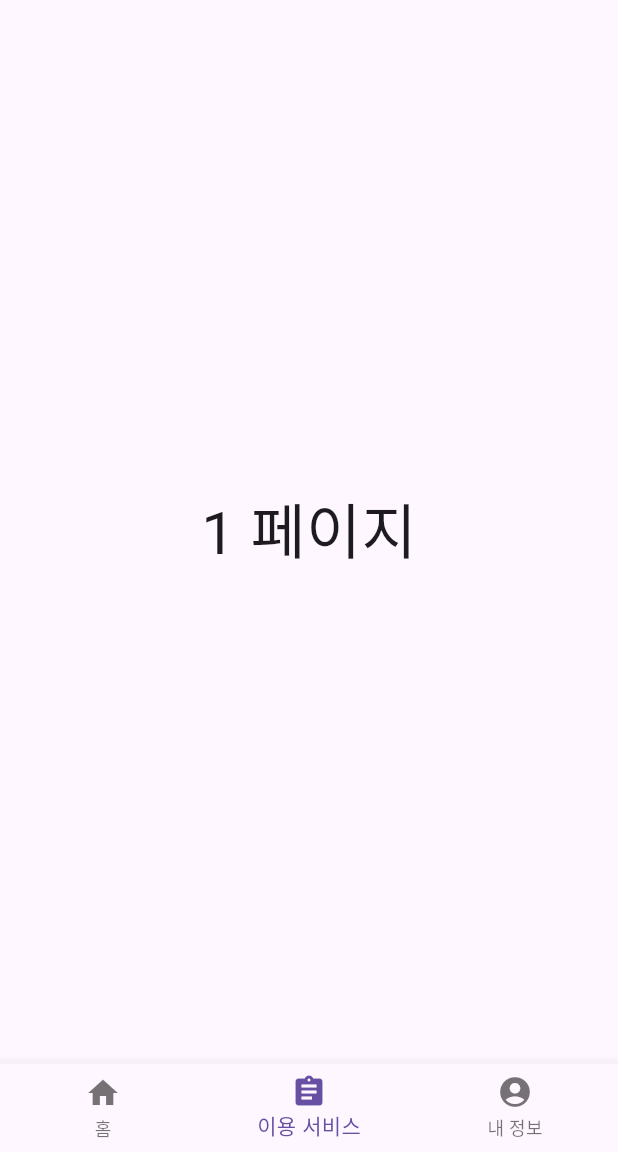
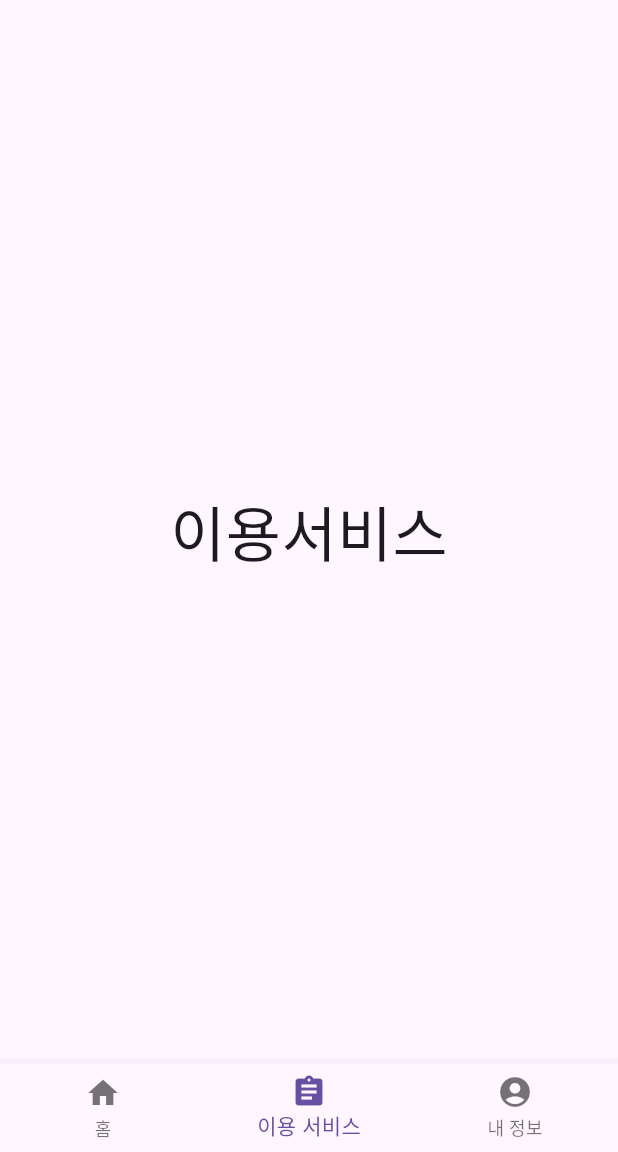
Before and after one commit to cchoiGeon/study-flutter, a Flutter app: the screen it shows after launch, item 2 of the bottom bar chosen, on a phone screen of 412 x 824 dp, the part 84-1236 px from its top. Run offline on Flutter 3.47's test engine with Material 3 defaults, Android fonts, the phone set to English and light mode, and no system bars.

Commit message:
step4: 화면 3개

```diff
--- a/lib/main.dart
+++ b/lib/main.dart
@@ -23,6 +23,12 @@ class MyHomePage extends StatefulWidget {
 
 class _MyHomePageState extends State<MyHomePage> {
   var _index = 0; // 페이지 인덱스 0,1,2 기본값 : 0
+  var _pages = [
+    Page1(),
+    Page2(),
+    Page3(),
+  ];
+
   @override
   Widget build(BuildContext context) {
     return Scaffold(
@@ -40,12 +46,7 @@ class _MyHomePageState extends State<MyHomePage> {
         ],
         centerTitle: true, // 제목을 가운데로
       ),
-      body: Center( // body는 화면의 주요 콘텐츠가 위치하는 부분 , Center는 중앙으로 정렬시켜주는 위젯
-        child: Text(
-          '$_index 페이지',
-          style: TextStyle(fontSize: 40),
-        ),
-      ),
+      body: _pages[_index],
       bottomNavigationBar: BottomNavigationBar( // 바텀 네비게이션바
         onTap: (index) { // 해당 목록을 눌렀을 때 동작 처리, 현재 선택된 탭의 인덱스가 전달
           setState(() {
@@ -71,3 +72,39 @@ class _MyHomePageState extends State<MyHomePage> {
     );
   }
 }
+
+class Page1 extends StatelessWidget {
+  @override
+  Widget build(BuildContext context) {
+    return Center(
+      child: Text(
+        '홈페이지',
+        style: TextStyle(fontSize: 40),
+      ),
+    );
+  }
+}
+
+class Page2 extends StatelessWidget {
+  @override
+  Widget build(BuildContext context) {
+    return Center(
+      child: Text(
+        '이용서비스',
+        style: TextStyle(fontSize: 40),
+      ),
+    );
+  }
+}
+
+class Page3 extends StatelessWidget {
+  @override
+  Widget build(BuildContext context) {
+    return Center(
+      child: Text(
+        '내 정보',
+        style: TextStyle(fontSize: 40),
+      ),
+    );
+  }
+}
```
